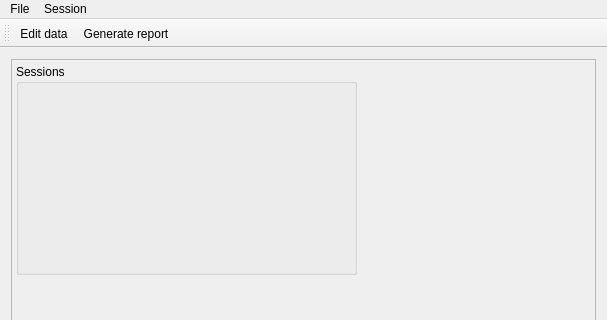
Before: the Qt Designer form dda_ctrl/dda_analysis/analyswindow.ui in olegyurchenko/dda-control, drawn with Qt 5; both pictures show x 0 to 607 and y 0 to 320 of the 607 by 612 pixel window.
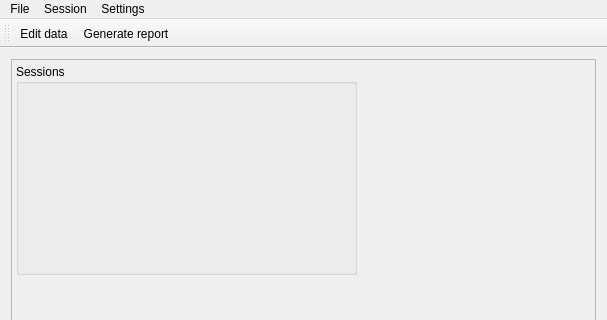
After: the same form once the commit is applied. Icons and pictures are not drawn. Custom widgets are drawn as their Qt base class.

What changed in the file:
```diff
--- a/dda_ctrl/dda_analysis/analyswindow.ui
+++ b/dda_ctrl/dda_analysis/analyswindow.ui
@@ -79,8 +79,15 @@
     <addaction name="actionEditData"/>
     <addaction name="actionReport"/>
    </widget>
+   <widget class="QMenu" name="menuSettings">
+    <property name="title">
+     <string>Settings</string>
+    </property>
+    <addaction name="actionOptions"/>
+   </widget>
    <addaction name="menuFile"/>
    <addaction name="menuSession"/>
+   <addaction name="menuSettings"/>
   </widget>
   <widget class="QToolBar" name="mainToolBar">
    <attribute name="toolBarArea">
```
Left out of the diff: 30 changed lines with no effect on the pictures.
